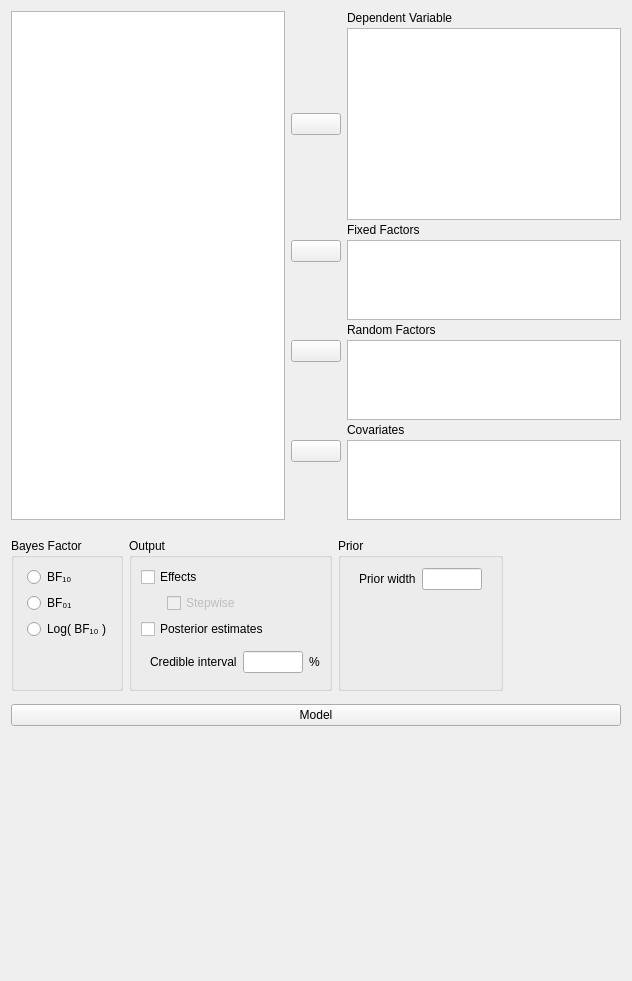
Old version of the form JASP-Desktop/analysisforms/ancovabayesianform.ui in the repository jasp-stats/jasp-desktop.
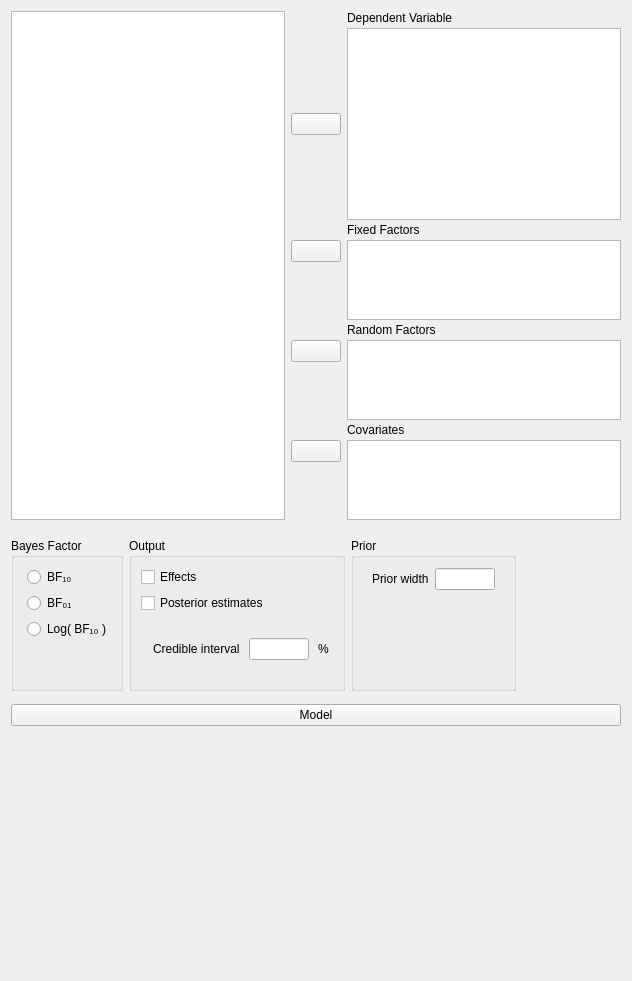
New version of the form. Custom widgets are drawn as their Qt base class.

Commit message:
B Lin Models: Removed effects option from UI
As requested by marsman

```diff
--- a/JASP-Desktop/analysisforms/ancovabayesianform.ui
+++ b/JASP-Desktop/analysisforms/ancovabayesianform.ui
@@ -460,59 +460,7 @@
          <string>Output</string>
         </property>
         <layout class="QGridLayout" name="gridLayout_8">
-         <item row="1" column="1" colspan="2">
-          <widget class="BoundCheckBox" name="effectsStepwise">
-           <property name="enabled">
-            <bool>false</bool>
-           </property>
-           <property name="sizePolicy">
-            <sizepolicy hsizetype="Fixed" vsizetype="Fixed">
-             <horstretch>0</horstretch>
-             <verstretch>0</verstretch>
-            </sizepolicy>
-           </property>
-           <property name="text">
-            <string>Stepwise</string>
-           </property>
-          </widget>
-         </item>
-         <item row="0" column="0" colspan="2">
-          <widget class="BoundCheckBox" name="effects">
-           <property name="sizePolicy">
-            <sizepolicy hsizetype="Fixed" vsizetype="Fixed">
-             <horstretch>0</horstretch>
-             <verstretch>0</verstretch>
-            </sizepolicy>
-           </property>
-           <property name="text">
-            <string>Effects</string>
-           </property>
-          </widget>
-         </item>
-         <item row="2" column="0" colspan="2">
-          <widget class="BoundCheckBox" name="posteriorEstimates">
-           <property name="sizePolicy">
-            <sizepolicy hsizetype="Fixed" vsizetype="Fixed">
-             <horstretch>0</horstretch>
-             <verstretch>0</verstretch>
-            </sizepolicy>
-           </property>
-           <property name="text">
-            <string>Posterior estimates</string>
-           </property>
-          </widget>
-         </item>
-         <item row="1" column="0">
-          <widget class="QWidget" name="widget_15" native="true">
-           <property name="maximumSize">
-            <size>
-             <width>20</width>
-             <height>16777215</height>
-            </size>
-           </property>
-          </widget>
-         </item>
-         <item row="3" column="0" colspan="3">
+         <item row="2" column="0" colspan="3">
           <widget class="QWidget" name="widgetPosteriorOptions" native="true">
            <layout class="QGridLayout" name="gridLayout_12">
             <property name="topMargin">
@@ -578,6 +526,32 @@
            </layout>
           </widget>
          </item>
+         <item row="0" column="0" colspan="2">
+          <widget class="BoundCheckBox" name="effects">
+           <property name="sizePolicy">
+            <sizepolicy hsizetype="Fixed" vsizetype="Fixed">
+             <horstretch>0</horstretch>
+             <verstretch>0</verstretch>
+            </sizepolicy>
+           </property>
+           <property name="text">
+            <string>Effects</string>
+           </property>
+          </widget>
+         </item>
+         <item row="1" column="0" colspan="2">
+          <widget class="BoundCheckBox" name="posteriorEstimates">
+           <property name="sizePolicy">
+            <sizepolicy hsizetype="Fixed" vsizetype="Fixed">
+             <horstretch>0</horstretch>
+             <verstretch>0</verstretch>
+            </sizepolicy>
+           </property>
+           <property name="text">
+            <string>Posterior estimates</string>
+           </property>
+          </widget>
+         </item>
         </layout>
        </widget>
       </item>
```
Left out of the diff: 19 changed lines with no effect on the pictures. The commit also changes 3 other files.
